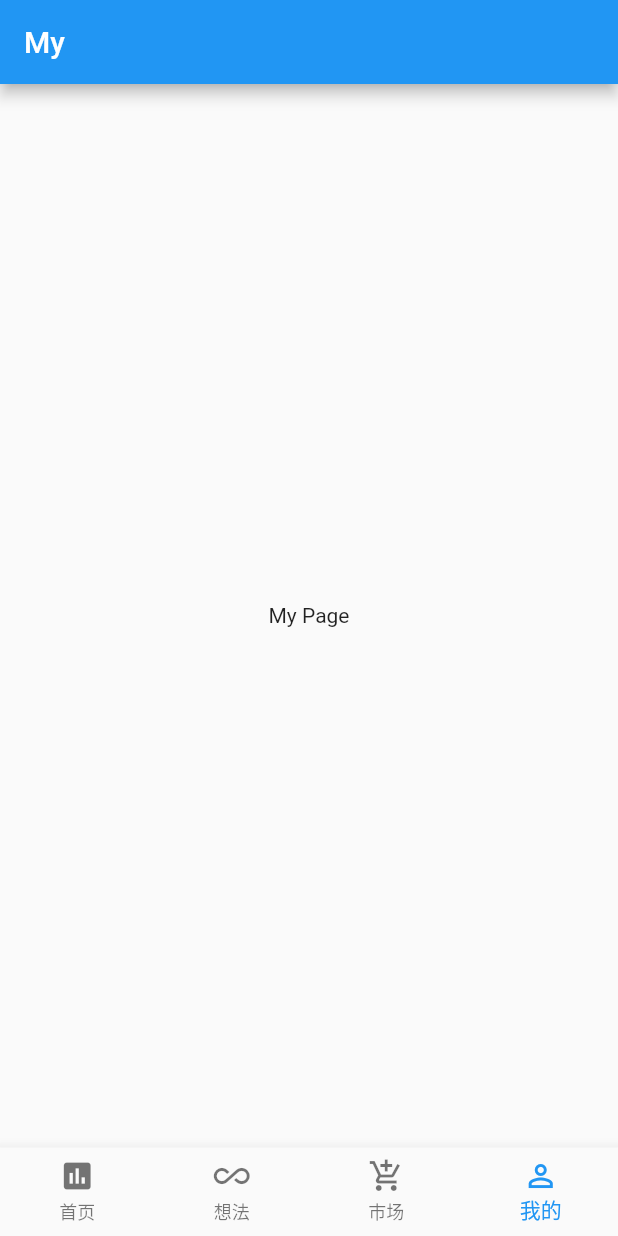
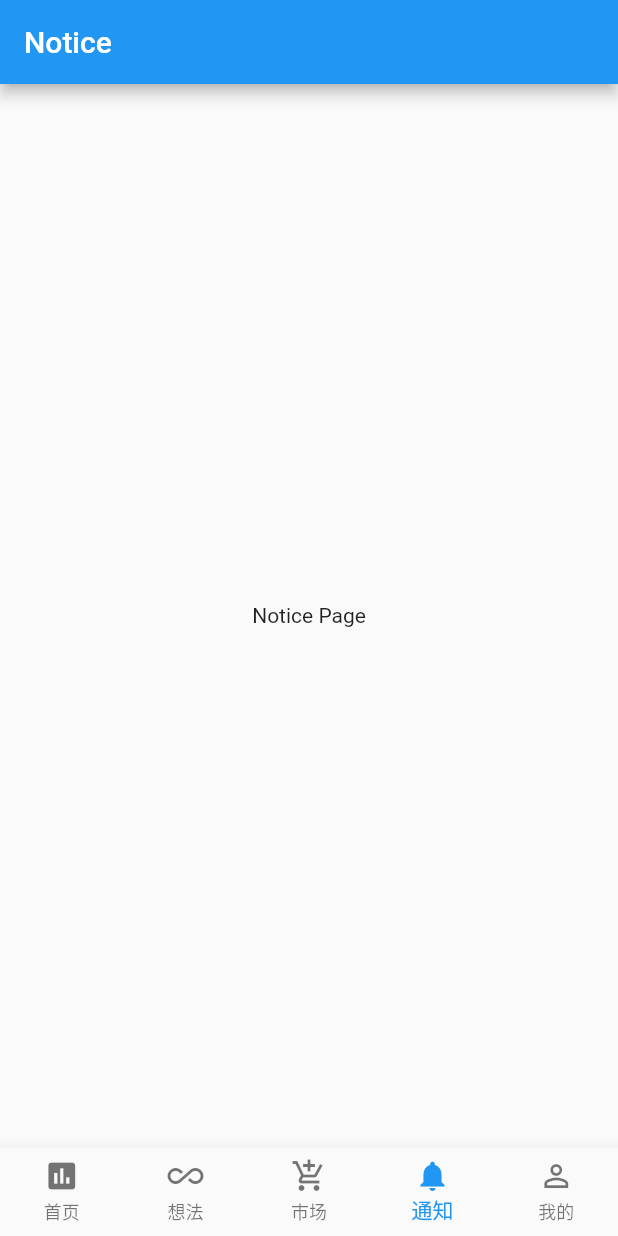
Before and after one commit to lsqboy/flutter_zhihu_ui, a Flutter app: the screen it shows after launch, item 4 of the bottom bar chosen, on a phone screen of 412 x 824 dp. Run offline on Flutter 3.47's test engine with Material 2 defaults, Android fonts, the phone set to English and light mode, and no system bars.

Commit message:
新增通知

```diff
--- a/lib/index/index.dart
+++ b/lib/index/index.dart
@@ -1,8 +1,11 @@
 import 'package:flutter/material.dart';
 import 'package:flutter_zhifu_ui/global_config.dart';
 import 'package:flutter_zhifu_ui/home/home_page.dart';
+import 'package:flutter_zhifu_ui/idea/idea_page.dart';
 import 'package:flutter_zhifu_ui/index/navigation_icon_view.dart';
+import 'package:flutter_zhifu_ui/market/market_page.dart';
 import 'package:flutter_zhifu_ui/my/my_page.dart';
+import 'package:flutter_zhifu_ui/notice/notice_page.dart';
 
 class Index extends StatefulWidget {
   @override
@@ -31,6 +34,10 @@ class _IndexState extends State<Index> with TickerProviderStateMixin {
           title: new Text('市场'),
           vsync: this),
       new NavigationIconView(
+          icon: new Icon(Icons.notifications),
+          title: new Text('通知'),
+          vsync: this),
+      new NavigationIconView(
           icon: new Icon(Icons.perm_identity),
           title: new Text('我的'),
           vsync: this)
@@ -41,8 +48,9 @@ class _IndexState extends State<Index> with TickerProviderStateMixin {
     }
     _pageList = <StatefulWidget>[
       new HomePage(),
-      new HomePage(),
-      new HomePage(),
+      new IdeaPage(),
+      new MarketPage(),
+      new NoticePage(),
       new MyPage()
     ];
     _currentPage = _pageList[_currentIndex];
--- /dev/null
+++ b/lib/notice/notice_page.dart
@@ -0,0 +1,22 @@
+import 'package:flutter/material.dart';
+
+class NoticePage extends StatefulWidget{
+  @override
+  State<StatefulWidget> createState() {
+    return new _NoticePage();
+  }
+}
+
+class _NoticePage extends State<NoticePage> {
+  @override
+  Widget build(BuildContext context) {
+    return new Scaffold(
+      appBar: new AppBar(
+        title: new Text('Notice'),
+      ),
+      body: new Center(
+        child: new Text('Notice Page'),
+      ),
+    );
+  }
+}
```
Also changed, not shown: lib/idea/idea_page.dart (added, +22 -0 lines), lib/market/market_page.dart (added, +22 -0 lines).
